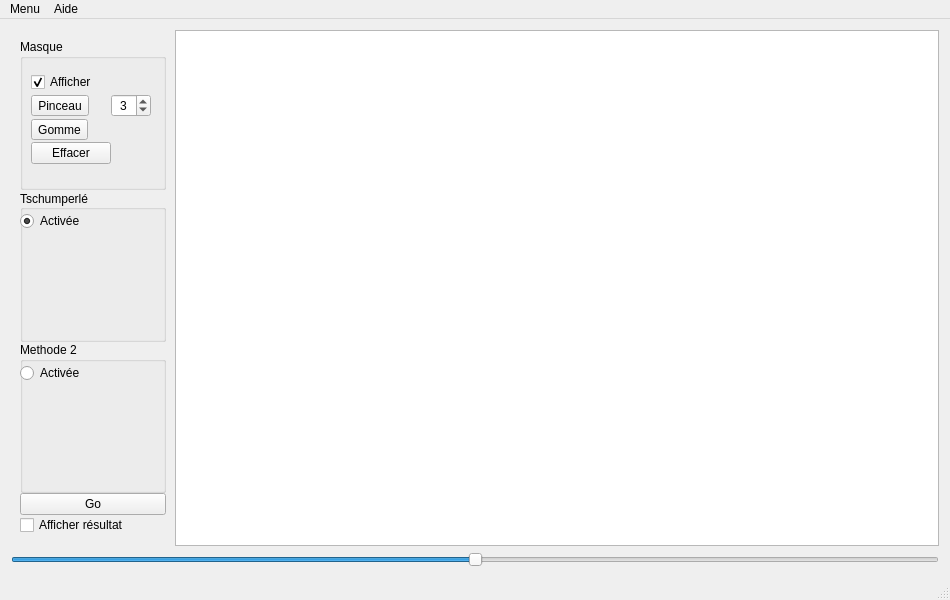
Before: the Qt Designer form mainwindow.ui in cheer37/ct2-inpainting, drawn with Qt 5.
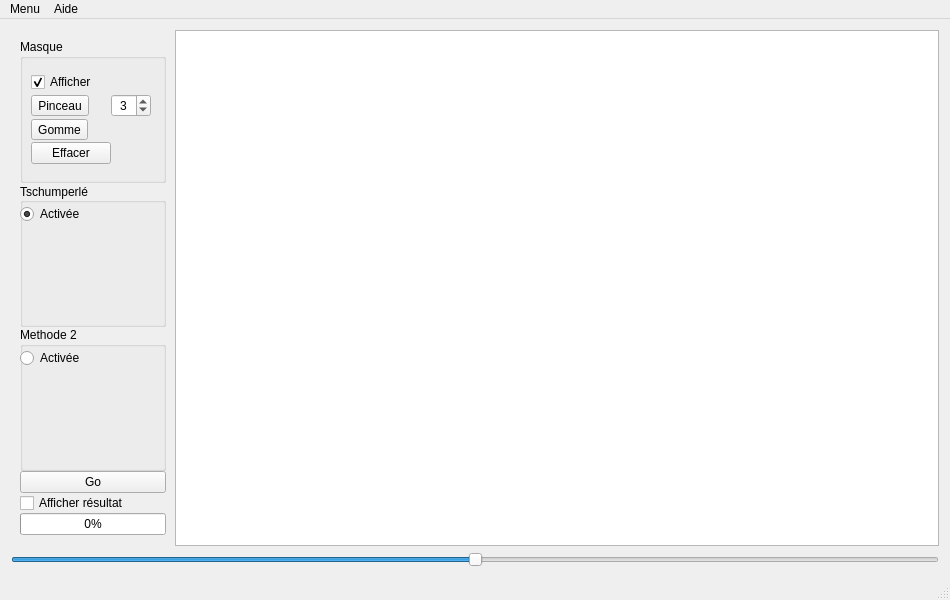
After: the same form once the commit is applied.

Diff of the .ui file:
```diff
--- a/mainwindow.ui
+++ b/mainwindow.ui
@@ -70,7 +70,7 @@
            <property name="checkable">
             <bool>false</bool>
            </property>
-           <widget class="QWidget" name="">
+           <widget class="QWidget" name="layoutWidget">
             <property name="geometry">
              <rect>
               <x>0</x>
@@ -231,6 +231,13 @@
            </property>
           </widget>
          </item>
+         <item>
+          <widget class="QProgressBar" name="progressBar">
+           <property name="value">
+            <number>0</number>
+           </property>
+          </widget>
+         </item>
         </layout>
        </widget>
       </item>
```
Left out of the diff: 6 changed lines with no effect on the pictures.
